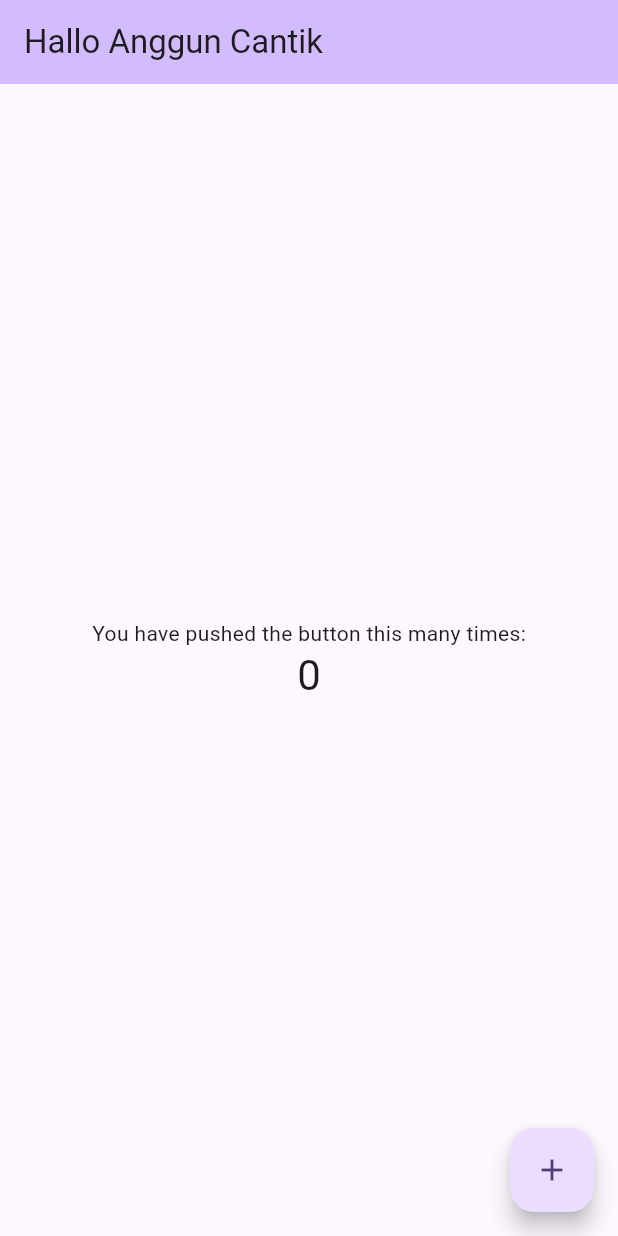
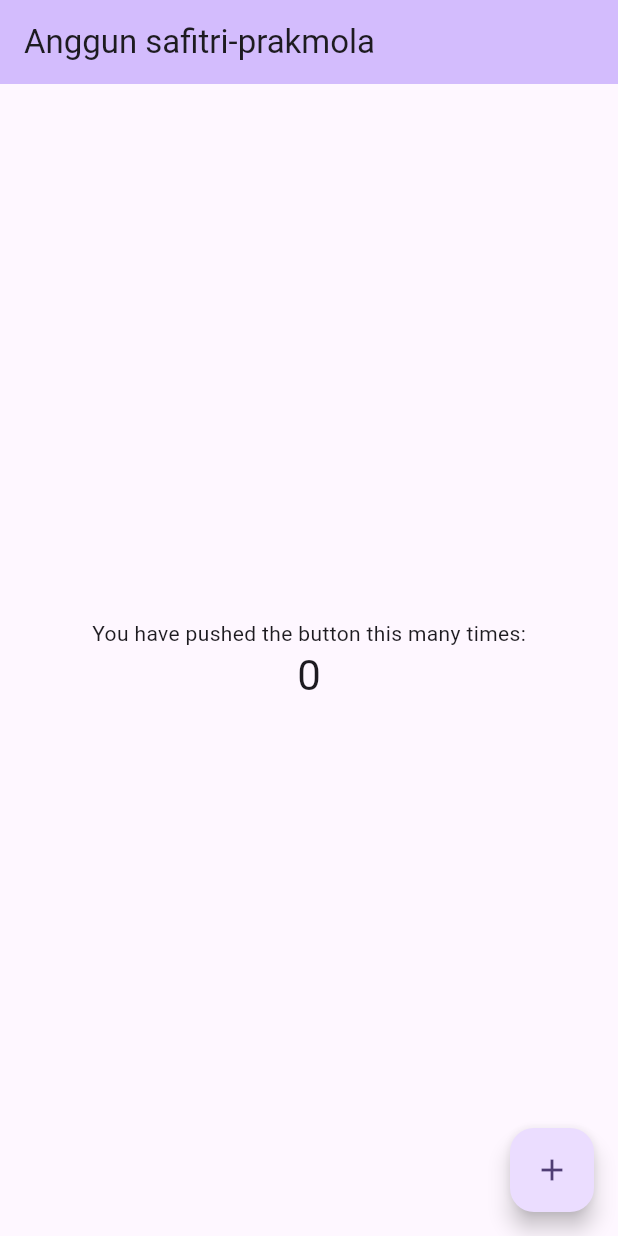
Before and after one commit to Anggunsafitri22/prak-mobilelanjut-2307051004, a Flutter app: the screen it shows after launch, on a phone screen of 412 x 824 dp. Run offline on Flutter 3.47's test engine with Material 3 defaults, Android fonts, the phone set to English and light mode, and no system bars.

Commit message:
pertemuan ke-2

```diff
--- a/lib/main.dart
+++ b/lib/main.dart
@@ -30,7 +30,7 @@ class MyApp extends StatelessWidget {
         // tested with just a hot reload.
         colorScheme: ColorScheme.fromSeed(seedColor: Colors.deepPurple),
       ),
-      home: const MyHomePage(title: 'Hallo Anggun Cantik'),
+      home: const MyHomePage(title: 'Anggun safitri-prakmola'),
     );
   }
 }
```
